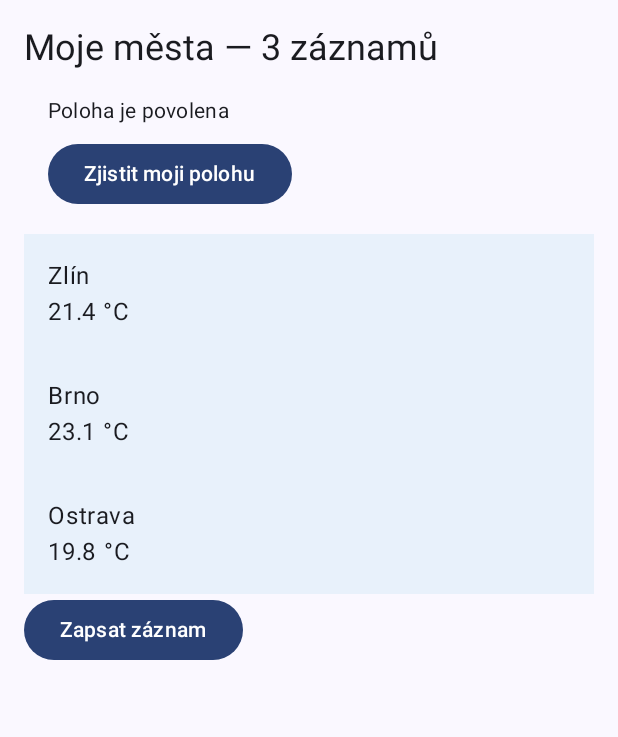
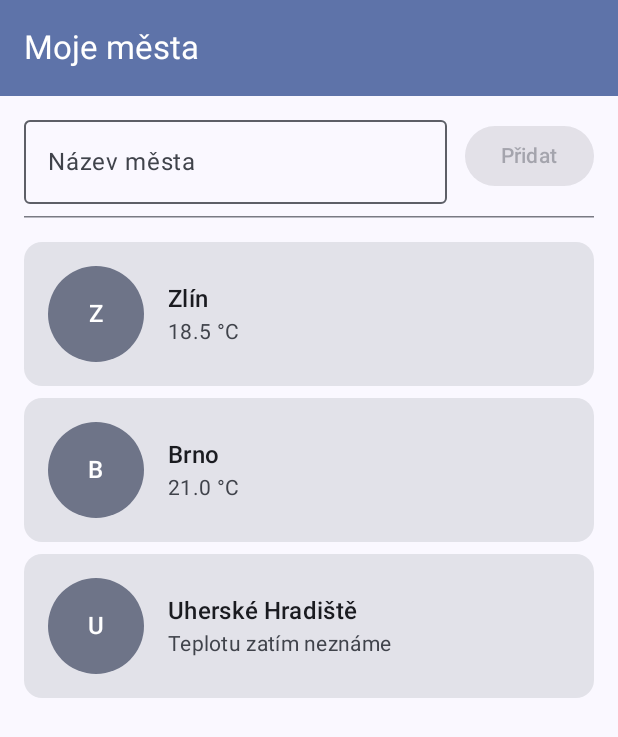
Before and after one commit to Heshtor/meteodenik, an Android app built with Jetpack Compose: the screen it shows after launch (MainActivity), on a phone screen of 412 x 824 dp. Shown: the top 737 px of the screen. Run offline under Robolectric (Android 15) with nearby library versions, the phone set to English and light mode, and no system bars.

Commit message:
Lekce 07: obrazovka seznamu měst v Compose, stav hoistovaný do MestaObrazovka

```diff
--- a/app/build.gradle.kts
+++ b/app/build.gradle.kts
@@ -51,11 +51,17 @@ dependencies {
     implementation(libs.androidx.compose.ui.tooling.preview)
     implementation(libs.androidx.core.ktx)
     implementation(libs.androidx.lifecycle.runtime.ktx)
+    implementation(libs.androidx.compose.foundation)
+    implementation(libs.androidx.material3)
+
     testImplementation(libs.junit)
+
     androidTestImplementation(platform(libs.androidx.compose.bom))
     androidTestImplementation(libs.androidx.compose.ui.test.junit4)
     androidTestImplementation(libs.androidx.espresso.core)
     androidTestImplementation(libs.androidx.junit)
+
     debugImplementation(libs.androidx.compose.ui.test.manifest)
     debugImplementation(libs.androidx.compose.ui.tooling)
+    debugImplementation(platform(libs.androidx.compose.bom))
 }
--- a/app/src/main/java/cz/utb/meteodenik/MainActivity.kt
+++ b/app/src/main/java/cz/utb/meteodenik/MainActivity.kt
@@ -7,10 +7,11 @@ import androidx.activity.ComponentActivity
 import androidx.activity.compose.setContent
 import androidx.activity.enableEdgeToEdge
 import androidx.core.content.ContextCompat
-import cz.utb.meteodenik.ui.SeznamMestObrazovka
+import cz.utb.meteodenik.ui.MestaObrazovka
 import cz.utb.meteodenik.ui.theme.MeteoDenikTheme
 
 private const val TAG = "Cyklus"
+
 class MainActivity : ComponentActivity() {
     private val receiver = ZaznamUlozenReceiver { mesto ->
         Log.d(TAG, "MainActivity dostala zprávu o uložení: $mesto")
@@ -23,7 +24,11 @@ class MainActivity : ComponentActivity() {
 
         enableEdgeToEdge()
 
-        setContent { MeteoDenikTheme { SeznamMestObrazovka() } }
+        setContent {
+            MeteoDenikTheme {
+                MestaObrazovka()
+            }
+        }
     }
 
     override fun onStart() {
--- a/app/src/main/java/cz/utb/meteodenik/model/Mesto.kt
+++ b/app/src/main/java/cz/utb/meteodenik/model/Mesto.kt
@@ -1,14 +1,7 @@
 package cz.utb.meteodenik.model
 
 data class Mesto(
+    val id: Int,
     val nazev: String,
-    val teplota: Double
+    val teplotaC: Double?      // null = teplotu ještě neznáme, doplní ji API v lekci 11
 )
-
-// Názvy měst jsou data, ne texty rozhraní – proto smějí být v kódu.
-// V lekci 11 je nahradí odpověď z Open-Meteo API.
-val UKAZKOVA_MESTA = listOf(
-    Mesto("Zlín", 21.4),
-    Mesto("Brno", 23.1),
-    Mesto("Ostrava", 19.8)
-)
--- /dev/null
+++ b/app/src/main/java/cz/utb/meteodenik/ui/MestaScreen.kt
@@ -0,0 +1,292 @@
+package cz.utb.meteodenik.ui
+
+import android.content.res.Configuration
+import androidx.compose.foundation.background
+import androidx.compose.foundation.layout.Arrangement
+import androidx.compose.foundation.layout.Box
+import androidx.compose.foundation.layout.Column
+import androidx.compose.foundation.layout.PaddingValues
+import androidx.compose.foundation.layout.Row
+import androidx.compose.foundation.layout.Spacer
+import androidx.compose.foundation.layout.fillMaxSize
+import androidx.compose.foundation.layout.fillMaxWidth
+import androidx.compose.foundation.layout.height
+import androidx.compose.foundation.layout.padding
+import androidx.compose.foundation.layout.size
+import androidx.compose.foundation.layout.width
+import androidx.compose.foundation.lazy.LazyColumn
+import androidx.compose.foundation.lazy.items
+import androidx.compose.foundation.shape.CircleShape
+import androidx.compose.material3.Button
+import androidx.compose.material3.Card
+import androidx.compose.material3.ExperimentalMaterial3Api
+import androidx.compose.material3.HorizontalDivider
+import androidx.compose.material3.MaterialTheme
+import androidx.compose.material3.OutlinedTextField
+import androidx.compose.material3.Scaffold
+import androidx.compose.material3.Text
+import androidx.compose.material3.TopAppBar
+import androidx.compose.material3.TopAppBarDefaults
+import androidx.compose.runtime.Composable
+import androidx.compose.runtime.getValue
+import androidx.compose.runtime.mutableStateOf
+import androidx.compose.runtime.remember
+import androidx.compose.runtime.saveable.rememberSaveable
+import androidx.compose.runtime.setValue
+import androidx.compose.ui.Alignment
+import androidx.compose.ui.Modifier
+import androidx.compose.ui.draw.clip
+import androidx.compose.ui.res.stringResource
+import androidx.compose.ui.semantics.contentDescription
+import androidx.compose.ui.semantics.semantics
+import androidx.compose.ui.text.style.TextOverflow
+import androidx.compose.ui.tooling.preview.Preview
+import androidx.compose.ui.unit.dp
+import cz.utb.meteodenik.R
+import cz.utb.meteodenik.model.Mesto
+import cz.utb.meteodenik.ui.theme.MeteoDenikTheme
+
+@Composable
+fun MestoKarta(
+    mesto: Mesto,
+    modifier: Modifier = Modifier
+) {
+    Card(modifier = modifier.fillMaxWidth()) {
+        Row(
+            modifier = Modifier.padding(16.dp),
+            verticalAlignment = Alignment.CenterVertically
+        ) {
+            Box(
+                modifier = Modifier
+                    .size(64.dp)
+                    .clip(CircleShape)
+                    .background(MaterialTheme.colorScheme.secondaryContainer)
+                    .semantics { contentDescription = mesto.nazev },
+                contentAlignment = Alignment.Center
+            ) {
+                Text(
+                    text = mesto.nazev.take(1).uppercase(),
+                    style = MaterialTheme.typography.titleMedium,
+                    color = MaterialTheme.colorScheme.onSecondaryContainer
+                )
+            }
+
+            Spacer(modifier = Modifier.width(16.dp))
+
+            Column(modifier = Modifier.weight(1f)) {
+                Text(
+                    text = mesto.nazev,
+                    style = MaterialTheme.typography.titleMedium,
+                    maxLines = 1,
+                    overflow = TextOverflow.Ellipsis
+                )
+                Text(
+                    text = if (mesto.teplotaC != null) {
+                        stringResource(R.string.mesto_teplota, mesto.teplotaC)
+                    } else {
+                        stringResource(R.string.mesto_teplota_neznama)
+                    },
+                    style = MaterialTheme.typography.bodyMedium,
+                    color = MaterialTheme.colorScheme.onSurfaceVariant
+                )
+            }
+        }
+    }
+}
+
+internal val ukazkovaMesta = listOf(
+    Mesto(id = 1, nazev = "Zlín", teplotaC = 18.5),
+    Mesto(id = 2, nazev = "Brno", teplotaC = 21.0),
+    Mesto(id = 3, nazev = "Uherské Hradiště", teplotaC = null)
+)
+
+@Preview(name = "Karta — světlá", showBackground = true)
+@Preview(name = "Karta — tmavá", showBackground = true, uiMode = Configuration.UI_MODE_NIGHT_YES)
+@Composable
+private fun MestoKartaPreview() {
+    MeteoDenikTheme {
+        MestoKarta(mesto = ukazkovaMesta.first(), modifier = Modifier.padding(16.dp))
+    }
+}
+
+
+@Composable
+fun PridatMestoRadek(
+    nazev: String,
+    onNazevChange: (String) -> Unit,
+    onPridat: () -> Unit,
+    modifier: Modifier = Modifier
+) {
+    Row(
+        modifier = modifier.fillMaxWidth(),
+        verticalAlignment = Alignment.CenterVertically
+    ) {
+        OutlinedTextField(
+            value = nazev,
+            onValueChange = onNazevChange,
+            label = { Text(stringResource(R.string.mesto_pole_label)) },
+            singleLine = true,
+            modifier = Modifier.weight(1f)
+        )
+        Spacer(modifier = Modifier.width(12.dp))
+        Button(
+            onClick = onPridat,
+            enabled = nazev.isNotBlank()
+        ) {
+            Text(text = stringResource(R.string.mesto_pridat))
+        }
+    }
+}
+
+@Preview(showBackground = true)
+@Composable
+private fun PridatMestoRadekPreview() {
+    MeteoDenikTheme {
+        Column(modifier = Modifier.padding(16.dp)) {
+            PridatMestoRadek(nazev = "", onNazevChange = {}, onPridat = {})
+            Spacer(modifier = Modifier.height(16.dp))
+            PridatMestoRadek(nazev = "Zlín", onNazevChange = {}, onPridat = {})
+        }
+    }
+}
+
+
+@Composable
+fun MestaSeznam(
+    mesta: List<Mesto>,
+    modifier: Modifier = Modifier
+) {
+    if (mesta.isEmpty()) {
+        Text(
+            text = stringResource(R.string.mesta_prazdno),
+            style = MaterialTheme.typography.bodyMedium,
+            color = MaterialTheme.colorScheme.onSurfaceVariant,
+            modifier = modifier.padding(vertical = 32.dp)
+        )
+    } else {
+        LazyColumn(
+            modifier = modifier.fillMaxSize(),
+            contentPadding = PaddingValues(vertical = 8.dp),
+            verticalArrangement = Arrangement.spacedBy(8.dp)
+        ) {
+            items(
+                items = mesta,
+                key = { mesto -> mesto.id }
+            ) { mesto ->
+                MestoKarta(mesto = mesto)
+            }
+        }
+    }
+}
+
+@Preview(showBackground = true)
+@Composable
+private fun MestaSeznamPreview1() {
+    MeteoDenikTheme {
+        MestaSeznam(ukazkovaMesta)
+    }
+}
+
+@Preview(showBackground = true)
+@Composable
+private fun MestaSeznamPreview2() {
+    MeteoDenikTheme {
+        MestaSeznam(emptyList())
+    }
+}
+
+
+@OptIn(ExperimentalMaterial3Api::class)   // TopAppBar je v Material 3 stále experimentální
+@Composable
+fun MestaObsah(
+    mesta: List<Mesto>,
+    novyNazev: String,
+    onNovyNazevChange: (String) -> Unit,
+    onPridatMesto: () -> Unit,
+    modifier: Modifier = Modifier
+) {
+    Scaffold(
+        modifier = modifier.fillMaxSize(),
+        topBar = {
+            TopAppBar(
+                title = { Text(text = stringResource(R.string.mesta_titulek)) },
+                colors = TopAppBarDefaults.topAppBarColors(
+                    containerColor = MaterialTheme.colorScheme.primaryContainer,
+                    titleContentColor = MaterialTheme.colorScheme.onPrimaryContainer
+                )
+            )
+        }
+    ) { innerPadding ->
+        Column(
+            modifier = Modifier
+                .padding(innerPadding)
+                .padding(horizontal = 16.dp)
+        ) {
+            Spacer(modifier = Modifier.height(8.dp))
+            PridatMestoRadek(
+                nazev = novyNazev,
+                onNazevChange = onNovyNazevChange,
+                onPridat = onPridatMesto
+            )
+            HorizontalDivider(modifier = Modifier.padding(vertical = 8.dp))
+            MestaSeznam(mesta = mesta)
+        }
+    }
+}
+
+@Composable
+fun MestaObrazovka(modifier: Modifier = Modifier) {
+    // Jediné místo v celé obrazovce, kde bydlí stav.
+    // V lekci 08 se tyto řádky přesunou do ViewModelu; komponenty se nezmění.
+    var novyNazev by rememberSaveable { mutableStateOf("") }
+    var mesta by remember { mutableStateOf(ukazkovaMesta) }
+
+    MestaObsah(
+        mesta = mesta,
+        novyNazev = novyNazev,
+        onNovyNazevChange = { novyNazev = it },
+        onPridatMesto = {
+            val nazev = novyNazev.trim()
+            if (nazev.isNotEmpty()) {
+                mesta = mesta + Mesto(
+                    id = (mesta.maxOfOrNull { it.id } ?: 0) + 1,
+                    nazev = nazev,
+                    teplotaC = null
+                )
+                novyNazev = ""
+            }
+        },
+        modifier = modifier
+    )
+}
+
+@Preview(name = "Obrazovka — světlá", showBackground = true)
+@Preview(
+    name = "Obrazovka — tmavá",
+    showBackground = true,
+    uiMode = Configuration.UI_MODE_NIGHT_YES
+)
+@Composable
+private fun MestaObsahPreview() {
+    MeteoDenikTheme {
+        MestaObsah(
+            mesta = ukazkovaMesta,
+            novyNazev = "Otrokovice",
+            onNovyNazevChange = {},
+            onPridatMesto = {}
+        )
+    }
+}
+
+@Preview(name = "Obrazovka — prázdný seznam", showBackground = true)
+@Composable
+private fun MestaObsahPrazdnaPreview() {
+    MeteoDenikTheme {
+        MestaObsah(
+            mesta = emptyList(),
+            novyNazev = "",
+            onNovyNazevChange = {},
+            onPridatMesto = {}
+        )
+    }
+}
--- a/app/src/main/java/cz/utb/meteodenik/ui/SeznamMestObrazovka.kt
+++ /dev/null
@@ -1,76 +0,0 @@
-package cz.utb.meteodenik.ui
-
-import android.content.Intent
-import androidx.compose.foundation.background
-import androidx.compose.foundation.clickable
-import androidx.compose.foundation.layout.Column
-import androidx.compose.foundation.layout.fillMaxWidth
-import androidx.compose.foundation.layout.padding
-import androidx.compose.material3.Button
-import androidx.compose.material3.MaterialTheme
-import androidx.compose.material3.Scaffold
-import androidx.compose.material3.Text
-import androidx.compose.runtime.Composable
-import androidx.compose.ui.Modifier
-import androidx.compose.ui.platform.LocalContext
-import androidx.compose.ui.res.colorResource
-import androidx.compose.ui.res.pluralStringResource
-import androidx.compose.ui.res.stringResource
-import androidx.compose.ui.unit.dp
-import cz.utb.meteodenik.DetailMestaActivity
-import cz.utb.meteodenik.R
-import cz.utb.meteodenik.ZaznamUlozenReceiver
-import cz.utb.meteodenik.model.UKAZKOVA_MESTA
-
-@Composable
-fun SeznamMestObrazovka() {
-    val context = LocalContext.current          // Context pro startActivity – na začátku funkce
-    val pocet = UKAZKOVA_MESTA.size
-
-    Scaffold { insety ->
-        Column(modifier = Modifier
-            .padding(insety)
-            .padding(16.dp)) {
-
-            Text(
-                text = stringResource(
-                    R.string.seznam_titulek_pocet,
-                    pluralStringResource(R.plurals.pocet_zaznamu, pocet, pocet)
-                ),
-                style = MaterialTheme.typography.headlineSmall
-            )
-
-            PolohaKarta(onPolohaPovolena = {})
-
-            UKAZKOVA_MESTA.forEach { mesto ->
-                Column(
-                    modifier = Modifier
-                        .background(colorResource(R.color.pozadi_karty))
-                        .fillMaxWidth()
-                        .clickable {
-                            val intent = Intent(context, DetailMestaActivity::class.java).apply {
-                                putExtra(DetailMestaActivity.EXTRA_MESTO, mesto.nazev)
-                                putExtra(DetailMestaActivity.EXTRA_TEPLOTA, mesto.teplota)
-                            }
-                            context.startActivity(intent)
-                        }
-                        .padding(16.dp)
-                ) {
-                    Text(mesto.nazev)
-                    Text(stringResource(R.string.teplota_format, mesto.teplota))
-                }
-            }
-
-            Button(onClick = {
-                context.sendBroadcast(
-                    Intent(ZaznamUlozenReceiver.ACTION_ZAZNAM_ULOZEN).apply {
-                        setPackage(context.packageName)
-                        putExtra(ZaznamUlozenReceiver.EXTRA_MESTO, "Zlín")
-                    }
-                )
-            }) {
-                Text(stringResource(R.string.poslat_zpravu))
-            }
-        }
-    }
-}
--- a/app/src/main/res/values/strings.xml
+++ b/app/src/main/res/values/strings.xml
@@ -27,4 +27,12 @@
     <string name="poloha_neznama">Polohu se zjistit nepodařilo. Město si můžete vybrat ze seznamu.</string>
     <string name="poloha_bez_opravneni">Bez přístupu k poloze funguje vše ostatní. Město si vyberte ze seznamu, nebo polohu povolte v nastavení aplikace.</string>
     <string name="otevrit_nastaveni">Otevřít nastavení aplikace</string>
+
+    <string name="mesta_titulek">Moje města</string>
+    <string name="mesta_prazdno">Zatím tu není žádné město. Přidejte první.</string>
+    <string name="mesto_pole_label">Název města</string>
+    <string name="mesto_pridat">Přidat</string>
+    <string name="mesto_teplota">%1$.1f °C</string>
+    <string name="mesto_teplota_neznama">Teplotu zatím neznáme</string>
+    <string name="mesto_avatar_popis">Značka města</string>
 </resources>
--- a/gradle/libs.versions.toml
+++ b/gradle/libs.versions.toml
@@ -8,6 +8,7 @@ composeBom = "2026.08.00"
 junit = "4.13.2"
 junitVersion = "1.3.0"
 espressoCore = "3.7.0"
+material3 = "1.4.0"
 
 [libraries]
 androidx-core-ktx = { group = "androidx.core", name = "core-ktx", version.ref = "coreKtx" }
@@ -24,6 +25,8 @@ androidx-compose-ui-tooling-preview = { group = "androidx.compose.ui", name = "u
 androidx-compose-ui-test-manifest = { group = "androidx.compose.ui", name = "ui-test-manifest" }
 androidx-compose-ui-test-junit4 = { group = "androidx.compose.ui", name = "ui-test-junit4" }
 androidx-compose-material3 = { group = "androidx.compose.material3", name = "material3" }
+androidx-compose-foundation = { group = "androidx.compose.foundation", name = "foundation" }
+androidx-material3 = { group = "androidx.compose.material3", name = "material3", version.ref = "material3" }
 
 [plugins]
 android-application = { id = "com.android.application", version.ref = "agp" }
```
Also changed, not shown: 1 other file.
